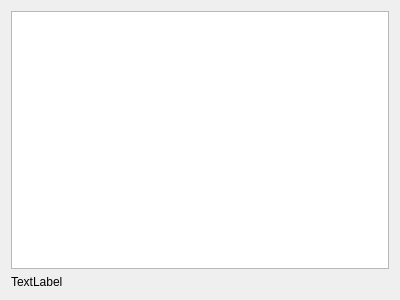
Old version of the form src/help/help.ui in the repository vkohaupt/vokoscreenNG.
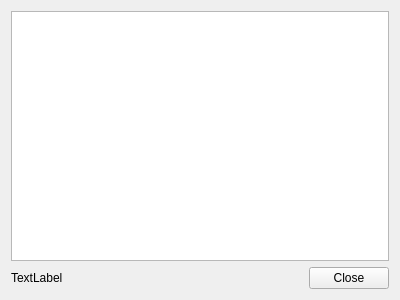
New version of the form.

Commit message: Help: Close button added

The edit to the form file:
```diff
--- a/src/help/help.ui
+++ b/src/help/help.ui
@@ -25,6 +25,8 @@
     </widget>
    </item>
    <item>
+    <layout class="QHBoxLayout" name="horizontalLayout">
+     <item>
     <widget class="QLabel" name="labelURL">
      <property name="toolTip">
       <string notr="true"/>
@@ -36,6 +38,15 @@
       <set>Qt::LinksAccessibleByMouse|Qt::TextSelectableByMouse</set>
      </property>
     </widget>
+     </item>
+     <item>
+      <widget class="QDialogButtonBox" name="buttonBox">
+       <property name="standardButtons">
+        <set>QDialogButtonBox::Close</set>
+       </property>
+      </widget>
+     </item>
+    </layout>
    </item>
   </layout>
  </widget>
```
Lines whose indentation alone changed are shown as unchanged. The commit also changes 2 other files.
